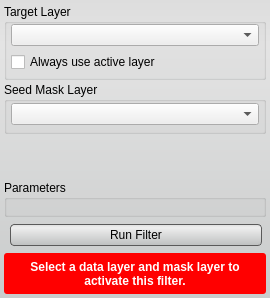
Old version of the form src/Interface/ToolInterface/ThresholdSegmentationLSFilterInterface.ui in the repository jessdtate/Seg3D.
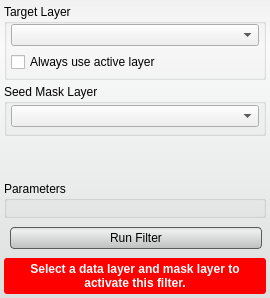
New version of the form. Custom widgets are drawn as their Qt base class.

Patch:
```diff
--- a/src/Interface/ToolInterface/ThresholdSegmentationLSFilterInterface.ui
+++ b/src/Interface/ToolInterface/ThresholdSegmentationLSFilterInterface.ui
@@ -16,7 +16,7 @@
   <property name="styleSheet">
    <string notr="true">QWidget#ThresholdSegmentationLSFilterInterface{
 	border-radius: 3px;
-	background-color: qlineargradient(spread:pad, x1:0.5, y1:0, x2:0.5, y2:0.960227, stop:0 rgba(221, 221, 221, 255), stop:0.155779 rgba(228, 228, 228, 255), stop:1 rgba(202, 204, 204, 255));      
+	background-color: qlineargradient(spread:pad, x1:0.5, y1:0, x2:0.5, y2:0.960227, stop:0 rgba(241, 241, 241, 255), stop:0.155779 rgba(250, 250, 250, 255), stop:1 rgba(222, 224, 224, 255));       
 }
 
 QPushButton{
@@ -42,7 +42,7 @@
   </property>
   <layout class="QVBoxLayout" name="verticalLayout">
    <property name="spacing">
-    <number>2</number>
+    <number>4</number>
    </property>
    <property name="margin">
     <number>4</number>
```
